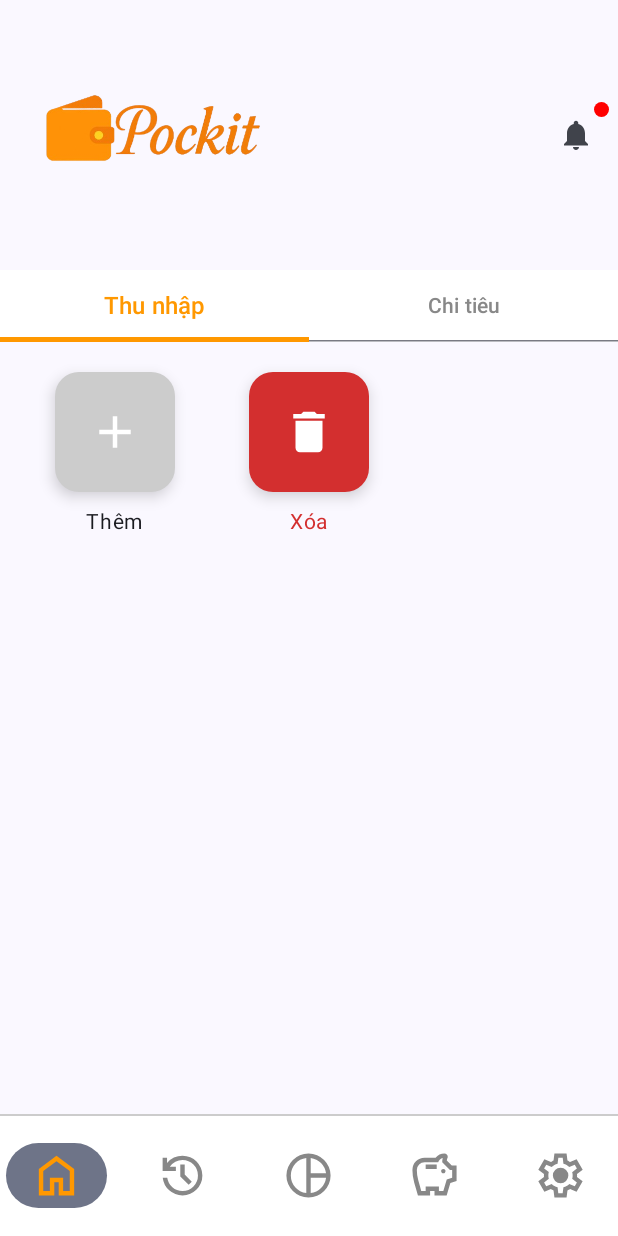
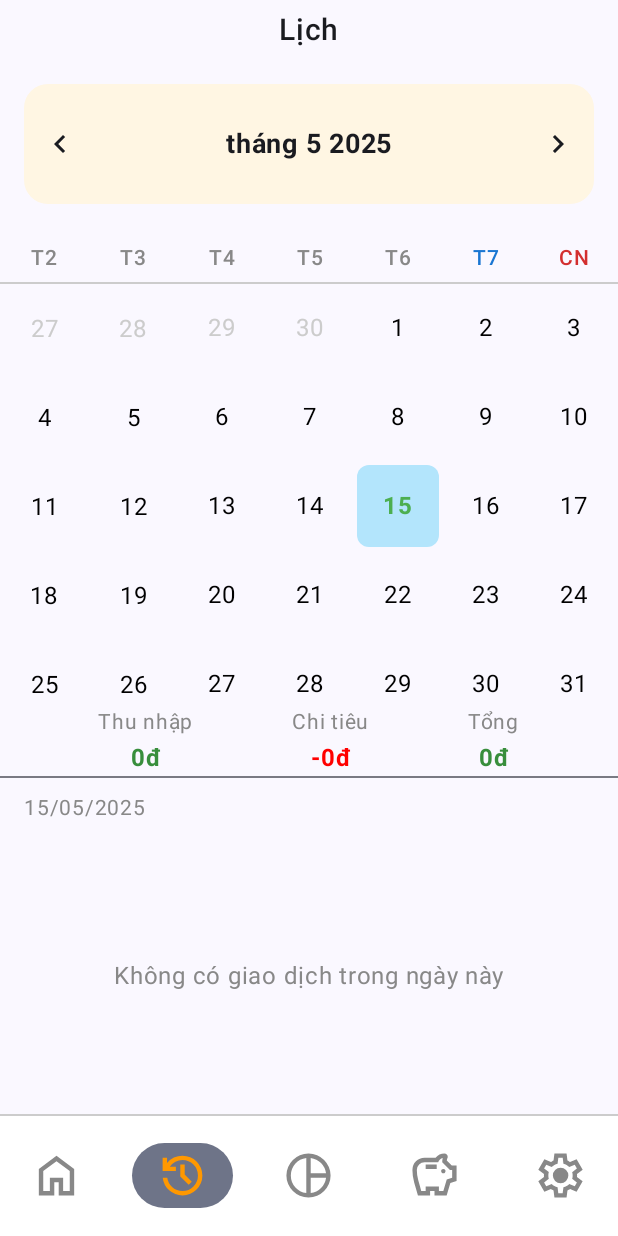
Before and after one commit to NTQ1/DACS3, an Android app built with Jetpack Compose: the HomeScreen screen opened through its navigation route, item 2 of the bottom bar chosen, on a phone screen of 412 x 824 dp. Run offline under Robolectric (Android 15) with nearby library versions, the light colour scheme and no system bars; our stand-ins replace Firebase (no records; nobody signed in at launch, a user with empty details on screens opened directly).

Commit message:
xem lich sử giao dịch

```diff
--- a/app/src/main/java/com/yourname/dacs/MainActivity.kt
+++ b/app/src/main/java/com/yourname/dacs/MainActivity.kt
@@ -15,6 +15,7 @@ import androidx.navigation.compose.composable
 import androidx.navigation.compose.rememberNavController
 import com.yourname.dacs.ui.theme.DACSTheme
 import com.yourname.dacs.view.screen.ChiTietHuChungScreen
+import com.yourname.dacs.view.screen.HistoryScreen
 import com.yourname.dacs.view.screen.HomeScreen
 import com.yourname.dacs.view.screen.LoginScreenUI
 import com.yourname.dacs.view.screen.LoiMoiScreen
@@ -80,6 +81,7 @@ fun AppNavigation() {
                 TogetherScreen(navController)
             }
             composable("loimoi") { LoiMoiScreen(navController) }
+            composable("history") { HistoryScreen(navController) }
 
             composable("chitiet/{huChungId}") { backStackEntry ->
                 val huChungId = backStackEntry.arguments?.getString("huChungId") ?: ""
--- a/app/src/main/java/com/yourname/dacs/model/giaodich.kt
+++ b/app/src/main/java/com/yourname/dacs/model/giaodich.kt
@@ -3,9 +3,11 @@ package com.yourname.dacs.model
 data class GiaoDich(
     val id: String = "",
     val soTien: Double = 0.0,
-    val ghiChu: String = "",
     val danhMucId: String = "",
     val accountId: String = "",
     val thoiGian: String = "",
-    val loai: String = "" // "thu" hoặc "chi"
+    val loai: String = "", // "thu" hoặc "chi"
+    val tenDanhMuc: String = "",
+    val iconDanhMuc: String = "",
+    val mauSacDanhMuc: String = ""
 )
--- /dev/null
+++ b/app/src/main/java/com/yourname/dacs/view/components/calendar.kt
@@ -0,0 +1,265 @@
+package com.yourname.dacs.view.components
+
+import androidx.compose.foundation.background
+import androidx.compose.foundation.clickable
+import androidx.compose.foundation.layout.*
+import androidx.compose.foundation.lazy.grid.GridCells
+import androidx.compose.foundation.lazy.grid.LazyVerticalGrid
+import androidx.compose.foundation.lazy.grid.items
+import androidx.compose.foundation.shape.RoundedCornerShape
+import androidx.compose.material.icons.Icons
+import androidx.compose.material.icons.filled.KeyboardArrowLeft
+import androidx.compose.material.icons.filled.KeyboardArrowRight
+import androidx.compose.material3.*
+import androidx.compose.runtime.Composable
+import androidx.compose.ui.Alignment
+import androidx.compose.ui.Modifier
+import androidx.compose.ui.draw.clip
+import androidx.compose.ui.graphics.Color
+import androidx.compose.ui.text.font.FontWeight
+import androidx.compose.ui.unit.dp
+import androidx.compose.ui.unit.sp
+import com.yourname.dacs.view.screen.formatCurrency
+import java.time.LocalDate
+import java.time.YearMonth
+import java.util.*
+
+data class CalendarDay(
+    val date: Int,
+    val isCurrentMonth: Boolean = true,
+    val isToday: Boolean = false,
+    val isSelected: Boolean = false,
+    val transactions: List<GiaoDichUI> = emptyList()
+)
+
+data class GiaoDichUI(
+    val ngay: String,
+    val danhMuc: String,
+    val soTien: Double,
+    val loai: String, // "thu" hoặc "chi"
+    val iconDanhMuc: String = "", // Icon ID from Firebase
+    val mauSacDanhMuc: String = "#000000" // Color hex code from Firebase
+)
+
+@Composable
+fun Calendar(
+    yearMonth: YearMonth,
+    selectedDate: LocalDate,
+    transactions: List<GiaoDichUI>,
+    onDateSelected: (LocalDate) -> Unit,
+    onNavigateMonth: (Boolean) -> Unit
+) {
+    Column(modifier = Modifier.fillMaxWidth()) {
+        CalendarHeader(yearMonth, onNavigateMonth)
+        Spacer(modifier = Modifier.height(8.dp))
+        CalendarGrid(yearMonth, selectedDate, transactions, onDateSelected)
+    }
+}
+
+@Composable
+fun CalendarHeader(
+    yearMonth: YearMonth,
+    onNavigateMonth: (Boolean) -> Unit
+) {
+    Box(
+        modifier = Modifier
+            .fillMaxWidth()
+            .padding(16.dp)
+            .clip(RoundedCornerShape(16.dp))
+            .background(Color(0xFFFFF6E3))
+            .padding(vertical = 16.dp)
+    ) {
+        Row(
+            modifier = Modifier.fillMaxWidth(),
+            verticalAlignment = Alignment.CenterVertically,
+            horizontalArrangement = Arrangement.SpaceBetween
+        ) {
+            IconButton(onClick = { onNavigateMonth(false) }) {
+                Icon(Icons.Default.KeyboardArrowLeft, contentDescription = "Tháng trước")
+            }
+
+            Text(
+                text = "${yearMonth.month.getDisplayName(java.time.format.TextStyle.FULL, Locale("vi"))} ${yearMonth.year}",
+                fontSize = 18.sp,
+                fontWeight = FontWeight.Bold
+            )
+
+            IconButton(onClick = { onNavigateMonth(true) }) {
+                Icon(Icons.Default.KeyboardArrowRight, contentDescription = "Tháng sau")
+            }
+        }
+    }
+}
+
+@Composable
+fun CalendarGrid(
+    yearMonth: YearMonth,
+    selectedDate: LocalDate,
+    transactions: List<GiaoDichUI>,
+    onDateSelected: (LocalDate) -> Unit
+) {
+    val calendarDays = prepareCalendarDays(yearMonth, selectedDate, transactions)
+    val daysOfWeek = listOf("T2", "T3", "T4", "T5", "T6", "T7", "CN")
+
+    Column(modifier = Modifier.fillMaxWidth()) {
+        Row(modifier = Modifier.fillMaxWidth()) {
+            daysOfWeek.forEach { day ->
+                Box(
+                    modifier = Modifier.weight(1f),
+                    contentAlignment = Alignment.Center
+                ) {
+                    Text(
+                        text = day,
+                        fontWeight = FontWeight.Medium,
+                        fontSize = 14.sp,
+                        color = when (day) {
+                            "T7" -> Color(0xFF1976D2)
+                            "CN" -> Color(0xFFD32F2F)
+                            else -> Color.Gray
+                        }
+                    )
+                }
+            }
+        }
+
+        Spacer(modifier = Modifier.height(4.dp))
+        Divider(color = Color.LightGray)
+
+        LazyVerticalGrid(columns = GridCells.Fixed(7), modifier = Modifier.height(280.dp)) {
+            items(calendarDays) { day ->
+                CalendarDayItem(day) {
+                    if (day.isCurrentMonth) {
+                        onDateSelected(LocalDate.of(yearMonth.year, yearMonth.monthValue, day.date))
+                    }
+                }
+            }
+        }
+    }
+}
+
+fun prepareCalendarDays(
+    yearMonth: YearMonth,
+    selectedDate: LocalDate,
+    transactions: List<GiaoDichUI>
+): List<CalendarDay> {
+    val days = mutableListOf<CalendarDay>()
+    val today = LocalDate.now()
+
+    val firstDayOfMonth = yearMonth.atDay(1).dayOfWeek.value % 7 // % 7 để CN = 0
+    val totalDaysInMonth = yearMonth.lengthOfMonth()
+    val previousMonth = yearMonth.minusMonths(1)
+    val daysInPreviousMonth = previousMonth.lengthOfMonth()
+
+    // Thêm ngày của tháng trước để lấp đầy hàng đầu tiên
+    for (i in firstDayOfMonth downTo 1) {
+        days.add(
+            CalendarDay(
+                date = daysInPreviousMonth - i + 1,
+                isCurrentMonth = false
+            )
+        )
+    }
+
+    // Ngày của tháng hiện tại
+    for (day in 1..totalDaysInMonth) {
+        val currentDate = LocalDate.of(yearMonth.year, yearMonth.month, day)
+        val transInDay = transactions.filter {
+            it.ngay == currentDate.format(java.time.format.DateTimeFormatter.ofPattern("dd/MM/yyyy"))
+        }
+
+        days.add(
+            CalendarDay(
+                date = day,
+                isCurrentMonth = true,
+                isToday = currentDate == today,
+                isSelected = currentDate == selectedDate,
+                transactions = transInDay
+            )
+        )
+    }
+
+    // Thêm ngày của tháng sau để đủ 6 hàng (6 x 7 = 42 ô)
+    while (days.size % 7 != 0) {
+        days.add(CalendarDay(date = days.size - totalDaysInMonth + 1, isCurrentMonth = false))
+    }
+
+    return days
+}
+
+
+@Composable
+fun CalendarDayItem(day: CalendarDay, onClick: () -> Unit) {
+    val background = when {
+        day.isSelected -> Color(0xFFB3E5FC)
+        else -> Color.Transparent
+    }
+
+    val textColor = when {
+        !day.isCurrentMonth -> Color.LightGray
+        day.isToday -> Color(0xFF4CAF50)
+        else -> Color.Black
+    }
+
+    Box(
+        modifier = Modifier
+            .aspectRatio(1f)
+            .padding(2.dp)
+            .clip(RoundedCornerShape(8.dp))
+            .background(background)
+            .clickable { onClick() },
+        contentAlignment = Alignment.Center
+    ) {
+        Column(horizontalAlignment = Alignment.CenterHorizontally) {
+            Text(
+                text = day.date.toString(),
+                color = textColor,
+                fontWeight = if (day.isToday) FontWeight.Bold else FontWeight.Normal
+            )
+
+//           hiển thị số tièn trong từng ô lich
+//            val thu = day.transactions.filter { it.loai == "thu" }.sumOf { it.soTien }
+//            val chi = day.transactions.filter { it.loai == "chi" }.sumOf { it.soTien }
+//
+//            if (thu > 0) {
+//                Text(formatCurrency(thu), fontSize = 8.sp, color = Color(0xFF388E3C))
+//            }
+//            if (chi > 0) {
+//                Text(formatCurrency(chi), fontSize = 8.sp, color = Color.Red)
+//            }
+        }
+    }
+}
+
+@Composable
+fun SummarySection(transactions: List<GiaoDichUI>) {
+    val thu = transactions.filter { it.loai == "thu" }.sumOf { it.soTien }
+    val chi = transactions.filter { it.loai == "chi" }.sumOf { it.soTien }
+    val tong = thu - chi
+
+    Row(
+        modifier = Modifier
+            .fillMaxWidth()
+            .padding(vertical = 0.dp),
+        horizontalArrangement = Arrangement.SpaceEvenly
+    ) {
+        SummaryItem("Thu nhập", thu, Color(0xFF388E3C))
+        SummaryItem("Chi tiêu", -chi, Color.Red) // ✅ dấu trừ ở đây
+        SummaryItem("Tổng", tong, if (tong >= 0) Color(0xFF388E3C) else Color.Red)
+    }
+
+    Divider()
+}
+
+
+@Composable
+fun SummaryItem(title: String, amount: Double, color: Color) {
+    Column(horizontalAlignment = Alignment.CenterHorizontally) {
+        Text(title, fontSize = 14.sp, color = Color.Gray)
+        Text(
+            text = formatCurrency(amount),
+            color = color,
+            fontWeight = FontWeight.Bold,
+            fontSize = 16.sp
+        )
+    }
+}
--- a/app/src/main/java/com/yourname/dacs/view/screen/ChiTietHuChungScreen.kt
+++ b/app/src/main/java/com/yourname/dacs/view/screen/ChiTietHuChungScreen.kt
@@ -162,7 +162,7 @@ fun ChiTietHuChungScreen(
                                         Text(
                                             formatCurrency(thuNhap),
                                             color = Color(0xFF4CAF50),
-                                            fontSize = 20.sp
+                                            fontSize = 18.sp
                                         )
                                     }
 
@@ -172,7 +172,7 @@ fun ChiTietHuChungScreen(
                                             // Thêm dấu trừ trước số chi tiêu nếu chưa có
                                             text = if (chiTieu >= 0) "-${formatCurrency(chiTieu)}" else formatCurrency(chiTieu),
                                             color = Color(0xFFFF5722),
-                                            fontSize = 20.sp
+                                            fontSize = 18.sp
                                         )
                                     }
 
@@ -181,7 +181,7 @@ fun ChiTietHuChungScreen(
                                         Text(
                                             text = if (tongTien >= 0) "+${formatCurrency(tongTien)}" else "-${formatCurrency(-tongTien)}",
                                             color = if (tongTien >= 0) Color(0xFF4CAF50) else Color(0xFFFF5722),
-                                            fontSize = 20.sp
+                                            fontSize = 18.sp
                                         )
                                     }
                                 }
--- /dev/null
+++ b/app/src/main/java/com/yourname/dacs/view/screen/HistoryScreen.kt
@@ -0,0 +1,250 @@
+package com.yourname.dacs.view.screen
+
+import androidx.compose.foundation.layout.*
+import androidx.compose.foundation.lazy.LazyColumn
+import androidx.compose.foundation.lazy.items
+import androidx.compose.material.icons.Icons
+import androidx.compose.material.icons.filled.Search
+import androidx.compose.material3.Divider
+import androidx.compose.material3.Icon
+import androidx.compose.material3.IconButton
+import androidx.compose.material3.Text
+import androidx.compose.runtime.*
+import androidx.compose.ui.Alignment
+import androidx.compose.ui.Modifier
+import androidx.compose.ui.graphics.Color
+import androidx.compose.ui.res.painterResource
+import androidx.compose.ui.text.font.FontWeight
+import androidx.compose.ui.unit.dp
+import androidx.compose.ui.unit.sp
+import androidx.lifecycle.viewmodel.compose.viewModel
+import androidx.navigation.NavHostController
+import com.yourname.dacs.R
+import com.yourname.dacs.model.GiaoDich
+import com.yourname.dacs.view.components.*
+import com.yourname.dacs.viewmodel.GiaoDichViewModel
+import java.text.NumberFormat
+import java.time.LocalDate
+import java.time.YearMonth
+import java.time.format.DateTimeFormatter
+import java.util.*
+
+
+
+// Convert GiaoDich model to GiaoDichUI for display
+fun GiaoDich.toGiaoDichUI(): GiaoDichUI {
+    // Extract date from thoiGian (format: "yyyy-MM-dd HH:mm:ss")
+    val date = try {
+        val parts = thoiGian.split(" ")[0].split("-")
+        "${parts[2]}/${parts[1]}/${parts[0]}" // Convert to "dd/MM/yyyy"
+    } catch (e: Exception) {
+        "01/01/2025" // Default date if parsing fails
+    }
+
+    return GiaoDichUI(
+        ngay = date,
+        danhMuc = tenDanhMuc,
+        soTien = soTien,
+        loai = loai,
+        iconDanhMuc = iconDanhMuc,
+        mauSacDanhMuc = mauSacDanhMuc
+    )
+}
+
+@Composable
+fun HistoryScreen(
+    navController: NavHostController,
+    giaoDichViewModel: GiaoDichViewModel = viewModel()
+) {
+    // State for transactions
+    var transactions by remember { mutableStateOf<List<GiaoDichUI>>(emptyList()) }
+    var isLoading by remember { mutableStateOf(true) }
+    var errorMessage by remember { mutableStateOf<String?>(null) }
+
+    // Load data from Firebase
+    LaunchedEffect(key1 = Unit) {
+        giaoDichViewModel.layDanhSachGiaoDich(
+            onDataReceived = { giaoDichList ->
+                // Convert the GiaoDich models to GiaoDichUI for display
+                transactions = giaoDichList.map { it.toGiaoDichUI() }
+                isLoading = false
+            },
+            onFailure = { exception ->
+                errorMessage = exception.message
+                isLoading = false
+            }
+        )
+    }
+
+    var selectedDate by remember { mutableStateOf(LocalDate.now()) }
+    var currentYearMonth by remember { mutableStateOf(YearMonth.now()) }
+
+    val selectedDateTransactions = transactions.filter {
+        it.ngay == selectedDate.format(DateTimeFormatter.ofPattern("dd/MM/yyyy"))
+    }
+
+    Column(modifier = Modifier.fillMaxSize()) {
+        // Title and Search bar
+        Box(
+            modifier = Modifier
+                .fillMaxWidth()
+                .padding(vertical = 8.dp)
+        ) {
+            Text(
+                text = "Lịch",
+                modifier = Modifier.align(Alignment.Center),
+                fontSize = 20.sp,
+                fontWeight = FontWeight.Medium
+            )
+        }
+
+        if (isLoading) {
+            // Show loading indicator
+            Box(
+                modifier = Modifier.fillMaxSize(),
+                contentAlignment = Alignment.Center
+            ) {
+                Text("Đang tải dữ liệu...")
+            }
+        } else if (errorMessage != null) {
+            // Show error message
+            Box(
+                modifier = Modifier.fillMaxSize(),
+                contentAlignment = Alignment.Center
+            ) {
+                Text("Lỗi: $errorMessage", color = Color.Red)
+            }
+        } else {
+            // Calendar component
+            Calendar(
+                yearMonth = currentYearMonth,
+                selectedDate = selectedDate,
+                transactions = transactions,
+                onDateSelected = { selectedDate = it },
+                onNavigateMonth = { isNext ->
+                    if (isNext) {
+                        currentYearMonth = currentYearMonth.plusMonths(1)
+                    } else {
+                        currentYearMonth = currentYearMonth.minusMonths(1)
+                    }
+                }
+            )
+
+            // Summary section
+            SummarySection(
+                transactions = selectedDateTransactions
+            )
+
+            // Selected date display
+            Text(
+                text = "${selectedDate.format(DateTimeFormatter.ofPattern("dd/MM/yyyy"))} ",
+                modifier = Modifier
+                    .fillMaxWidth()
+                    .padding(horizontal = 16.dp, vertical = 8.dp),
+                fontSize = 14.sp,
+                color = Color.Gray
+            )
+
+            // Transaction list for the selected date
+            Box(modifier = Modifier.weight(1f)) {
+                if (selectedDateTransactions.isEmpty()) {
+                    Box(
+                        modifier = Modifier.fillMaxSize(),
+                        contentAlignment = Alignment.Center
+                    ) {
+                        Text("Không có giao dịch trong ngày này", color = Color.Gray)
+                    }
+                } else {
+                    TransactionList(selectedDateTransactions)
+                }
+            }
+        }
+
+        BottomNavigationBar(navController = navController)
+    }
+}
+
+@Composable
+fun TransactionList(transactions: List<GiaoDichUI>) {
+    LazyColumn {
+        items(transactions) { transaction ->
+            TransactionItem(transaction)
+        }
+    }
+}
+
+@Composable
+fun TransactionItem(transaction: GiaoDichUI) {
+    Row(
+        modifier = Modifier
+            .fillMaxWidth()
+            .padding(vertical = 16.dp, horizontal = 16.dp),
+        horizontalArrangement = Arrangement.SpaceBetween,
+        verticalAlignment = Alignment.CenterVertically
+    ) {
+        Row(verticalAlignment = Alignment.CenterVertically) {
+            // Use custom icon from Firebase if available
+            val iconRes = when (transaction.iconDanhMuc) {
+                "ic_account" -> R.drawable.ic_account
+                "ic_bank" -> R.drawable.ic_bank
+                "ic_cake" -> R.drawable.ic_cake
+                "ic_calendar_today" -> R.drawable.ic_calendar_today
+                "ic_car" -> R.drawable.ic_car
+                "ic_cart" -> R.drawable.ic_cart
+                "ic_default" -> R.drawable.ic_default
+                "ic_delete" -> R.drawable.ic_delete
+                "ic_diagram" -> R.drawable.ic_diagram
+                "ic_electricity" -> R.drawable.ic_electricity
+                "ic_food" -> R.drawable.ic_food
+                "ic_game" -> R.drawable.ic_game
+                "ic_gift" -> R.drawable.ic_gift
+                "ic_gym" -> R.drawable.ic_gym
+                "ic_history" -> R.drawable.ic_history
+                "ic_home" -> R.drawable.ic_home
+                "ic_ice" -> R.drawable.ic_ice
+                "ic_lock" -> R.drawable.ic_lock
+                "ic_mail" -> R.drawable.ic_mail
+                "ic_money" -> R.drawable.ic_money
+                "ic_plane" -> R.drawable.ic_plane
+                "ic_savemoney" -> R.drawable.ic_savemoney
+                "ic_setting" -> R.drawable.ic_setting
+                "ic_water" -> R.drawable.ic_water
+                else -> R.drawable.ic_lock // Default icon
+            }
+
+
+            // Use custom color from Firebase if available
+            val iconColor = try {
+                Color(android.graphics.Color.parseColor(transaction.mauSacDanhMuc))
+            } catch (e: Exception) {
+                if (transaction.loai == "thu") Color(0xFF388E3C) else Color(0xFFF89C1B)
+            }
+
+            Icon(
+                painter = painterResource(id = iconRes),
+                contentDescription = null,
+                tint = iconColor,
+                modifier = Modifier.size(24.dp)
+            )
+
+            Spacer(modifier = Modifier.width(16.dp))
+
+            Text(
+                text = transaction.danhMuc,
+                fontWeight = FontWeight.Medium
+            )
+        }
+
+        Row(verticalAlignment = Alignment.CenterVertically) {
+            Text(
+                text = formatCurrency(if (transaction.loai == "chi") -transaction.soTien else transaction.soTien),
+                color = if (transaction.loai == "thu") Color(0xFF388E3C) else Color.Red,
+                fontWeight = FontWeight.Bold
+            )
+
+
+        }
+    }
+
+    Divider()
+}
--- a/app/src/main/java/com/yourname/dacs/viewmodel/Giaodichviewmodel.kt
+++ b/app/src/main/java/com/yourname/dacs/viewmodel/Giaodichviewmodel.kt
@@ -2,7 +2,10 @@ package com.yourname.dacs.viewmodel
 
 import androidx.lifecycle.ViewModel
 import com.google.firebase.auth.FirebaseAuth
+import com.google.firebase.database.DataSnapshot
+import com.google.firebase.database.DatabaseError
 import com.google.firebase.database.FirebaseDatabase
+import com.google.firebase.database.ValueEventListener
 import com.yourname.dacs.model.GiaoDich
 import java.text.SimpleDateFormat
 import java.util.*
@@ -25,18 +28,63 @@ class GiaoDichViewModel : ViewModel() {
             return
         }
 
-        // 🕒 Thêm ngày tạo dạng chuẩn
         val thoiGian = SimpleDateFormat("yyyy-MM-dd HH:mm:ss", Locale.getDefault()).format(Date())
 
-        // 🟢 Copy lại và thêm id + accountId + ngayTao
+        // 🔍 Lấy thông tin Danhmuc
+        val danhMucRef = FirebaseDatabase.getInstance().getReference("Danhmuc").child(giaoDich.danhMucId)
+
+        danhMucRef.get().addOnSuccessListener { snapshot ->
+            val ten = snapshot.child("ten").getValue(String::class.java) ?: ""
+            val icon = snapshot.child("icon").getValue(String::class.java) ?: ""
+            val mauSac = snapshot.child("mauSac").getValue(String::class.java) ?: ""
+
+            // 👇 Tạo GiaoDich đầy đủ
             val giaoDichWithInfo = giaoDich.copy(
                 id = id,
                 accountId = accountId,
-            thoiGian = thoiGian
+                thoiGian = thoiGian,
+                tenDanhMuc = ten,
+                iconDanhMuc = icon,
+                mauSacDanhMuc = mauSac
             )
 
             db.child(id).setValue(giaoDichWithInfo)
                 .addOnSuccessListener { onSuccess() }
                 .addOnFailureListener { onFailure(it) }
+
+        }.addOnFailureListener {
+            onFailure(it)
         }
     }
+
+    // 👉 Hàm mới để lấy danh sách giao dịch của người dùng hiện tại
+    fun layDanhSachGiaoDich(
+        onDataReceived: (List<GiaoDich>) -> Unit,
+        onFailure: (Exception) -> Unit = {}
+    ) {
+        val currentUser = FirebaseAuth.getInstance().currentUser
+        val accountId = currentUser?.uid
+
+        if (accountId == null) {
+            onFailure(Exception("Không xác định được người dùng."))
+            return
+        }
+
+        db.orderByChild("accountId").equalTo(accountId)
+            .addListenerForSingleValueEvent(object : ValueEventListener {
+                override fun onDataChange(snapshot: DataSnapshot) {
+                    val danhSach = mutableListOf<GiaoDich>()
+                    for (child in snapshot.children) {
+                        val giaoDich = child.getValue(GiaoDich::class.java)
+                        giaoDich?.let { danhSach.add(it) }
+                    }
+                    onDataReceived(danhSach)
+                }
+
+                override fun onCancelled(error: DatabaseError) {
+                    onFailure(Exception(error.message))
+                }
+            })
+    }
+
+}
```
Also changed, not shown: app/src/main/java/com/yourname/dacs/view/components/AddGiaoDichDialog.kt (+1 -10 lines). Lines whose indentation alone changed are shown as unchanged.
